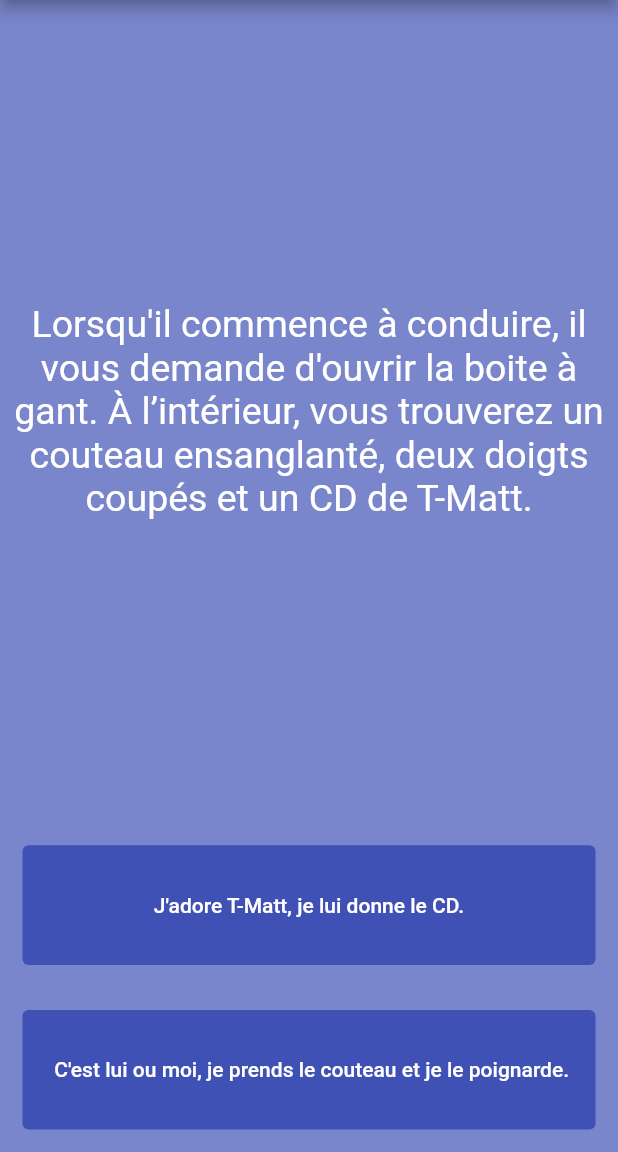
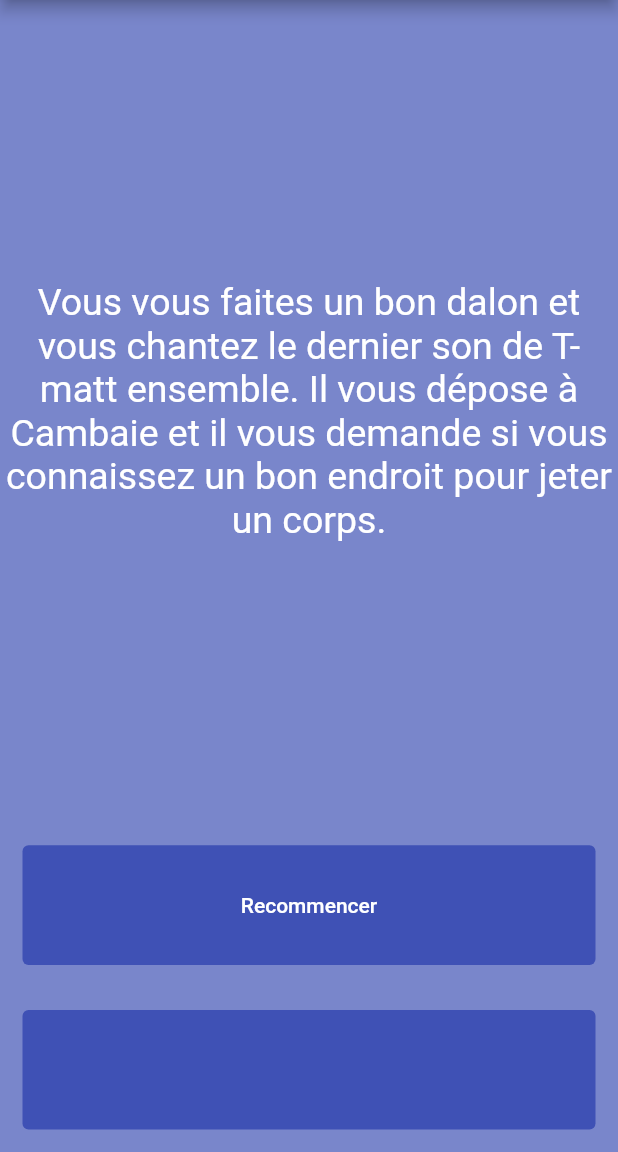
Before and after one commit to Binique/story, a Flutter app: the Story2 screen opened directly, after a tap on "J'adore T-Matt, je lui donne le CD.", on a phone screen of 412 x 824 dp, the part 84-1236 px from its top. Run offline on Flutter 3.47's test engine with Material 2 defaults, Android fonts, the phone set to English and light mode, and no system bars.

```diff
--- a/lib/main.dart
+++ b/lib/main.dart
@@ -174,7 +174,10 @@ class Story2 extends StatelessWidget {
                 child: TextButton(
                   style: TextButton.styleFrom(backgroundColor: Colors.indigo.shade500),
                   onPressed: () {
-
+                    Navigator.push(
+                      context,
+                      MaterialPageRoute(builder: (context) => const Story5()),
+                    );
                   },
                   child:Text("J'adore T-Matt, je lui donne le CD.",
                       style: TextStyle(color: Colors.white,)
@@ -325,3 +328,63 @@ class Story4 extends StatelessWidget {
     );
   }
 }
+class Story5 extends StatelessWidget {
+  const Story5 ({Key? key}) : super(key: key);
+
+  @override
+  Widget build(BuildContext context) {
+    return Scaffold(
+      backgroundColor: Colors.indigo.shade300,
+      appBar: AppBar(
+        backgroundColor: Colors.indigo.shade400,
+        title: Center(
+            child: const Text('Destiny')
+        ),
+      ),
+      body: Center(
+        child:
+        Column(
+          crossAxisAlignment: CrossAxisAlignment.stretch,
+          children: [
+            Expanded(
+              flex: 5,
+              child: Center(
+                child: Text(  "Vous vous faites un bon dalon et vous chantez le dernier son de T-matt ensemble. Il vous dépose à Cambaie et il vous demande si vous connaissez un bon endroit pour jeter un corps.",
+                  style: TextStyle(color: Colors.white,fontSize: 25.0),textAlign: TextAlign.center,
+                ),
+              ),
+            ),
+            Expanded(
+              child:Padding(
+                padding: const EdgeInsets.all(15.0),
+                child: TextButton(
+                  style: TextButton.styleFrom(backgroundColor: Colors.indigo.shade500),
+                  onPressed: () {
+
+                  },
+                  child:Text("Recommencer",
+                      style: TextStyle(color: Colors.white,)
+                  ),
+                ),
+              ),
+            ),
+            Expanded(
+              child:Padding(
+                padding: const EdgeInsets.all(15.0),
+                child: TextButton(
+                  style: TextButton.styleFrom(backgroundColor: Colors.indigo.shade500),
+                  onPressed: () {
+
+                  },
+                  child:Text("",
+                      style: TextStyle(color: Colors.white,)
+                  ),
+                ),
+              ),
+            ),
+          ],
+        ),
+      ),
+    );
+  }
+}
```
